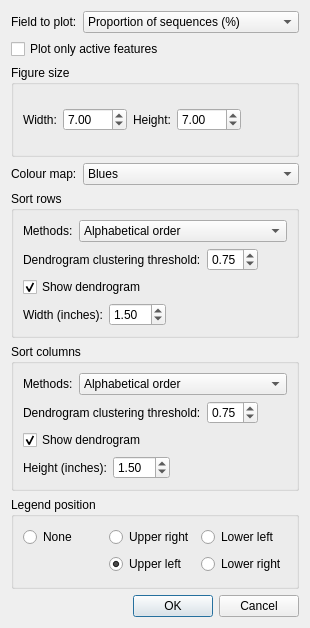
Old version of the form stamp/plugins/groups/plots/configGUI/HeatmapPlot.ui in the repository donovan-h-parks/STAMP.
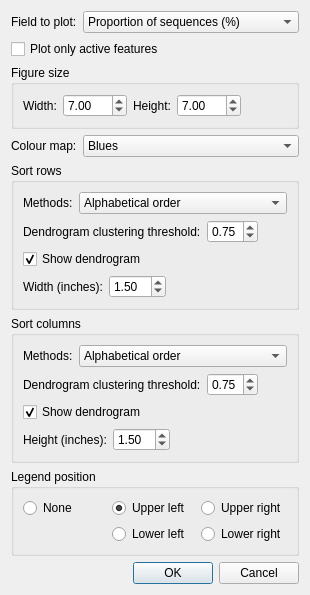
New version of the form. Icons and pictures are not drawn.

Patch:
```diff
--- a/stamp/plugins/groups/plots/configGUI/HeatmapPlot.ui
+++ b/stamp/plugins/groups/plots/configGUI/HeatmapPlot.ui
@@ -7,7 +7,7 @@
     <x>0</x>
     <y>0</y>
     <width>310</width>
-    <height>628</height>
+    <height>544</height>
    </rect>
   </property>
   <property name="sizePolicy">
@@ -608,34 +608,13 @@
         <string>Legend position</string>
        </property>
        <layout class="QGridLayout" name="gridLayout">
-        <item row="0" column="0">
-         <widget class="QRadioButton" name="radioLegendPosNone">
-          <property name="text">
-           <string>None</string>
-          </property>
-         </widget>
-        </item>
-        <item row="0" column="2">
-         <widget class="QRadioButton" name="radioLegendPosLowerLeft">
-          <property name="text">
-           <string>Lower left</string>
-          </property>
-         </widget>
-        </item>
-        <item row="1" column="2">
+        <item row="2" column="2">
          <widget class="QRadioButton" name="radioLegendPosLowerRight">
           <property name="text">
            <string>Lower right</string>
           </property>
          </widget>
         </item>
-        <item row="0" column="1">
-         <widget class="QRadioButton" name="radioLegendPosUpperRight">
-          <property name="text">
-           <string>Upper right</string>
-          </property>
-         </widget>
-        </item>
         <item row="1" column="1">
          <widget class="QRadioButton" name="radioLegendPosUpperLeft">
           <property name="text">
@@ -646,6 +625,27 @@
           </property>
          </widget>
         </item>
+        <item row="2" column="1">
+         <widget class="QRadioButton" name="radioLegendPosLowerLeft">
+          <property name="text">
+           <string>Lower left</string>
+          </property>
+         </widget>
+        </item>
+        <item row="1" column="2">
+         <widget class="QRadioButton" name="radioLegendPosUpperRight">
+          <property name="text">
+           <string>Upper right</string>
+          </property>
+         </widget>
+        </item>
+        <item row="1" column="0">
+         <widget class="QRadioButton" name="radioLegendPosNone">
+          <property name="text">
+           <string>None</string>
+          </property>
+         </widget>
+        </item>
        </layout>
       </widget>
      </item>
```
